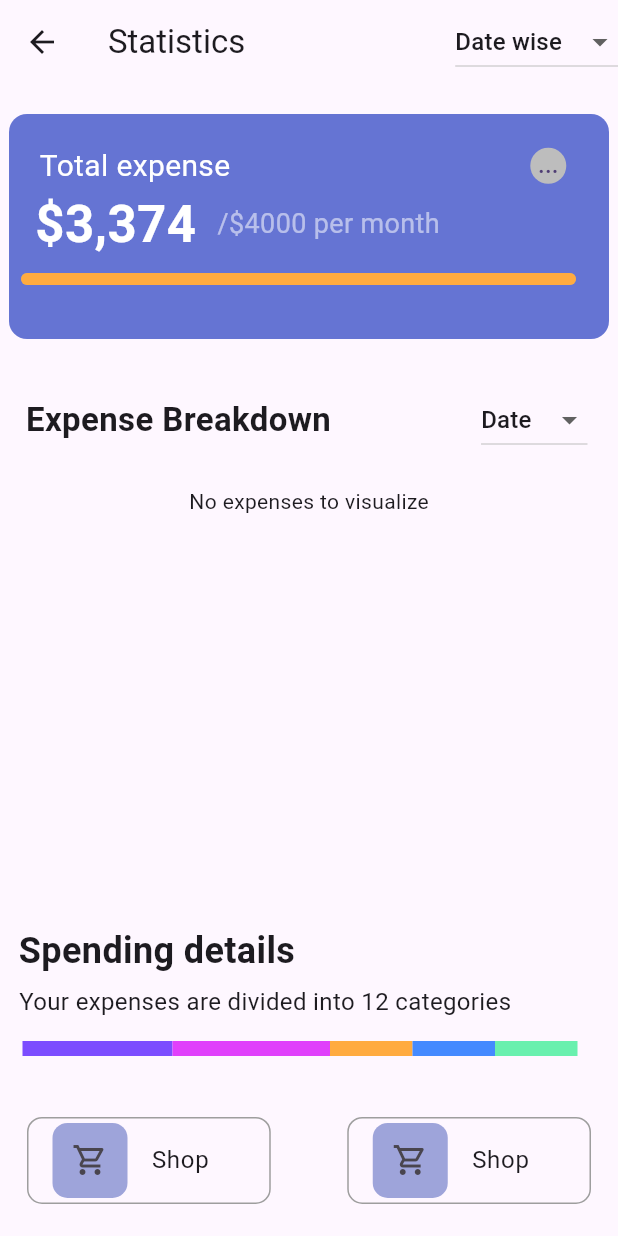
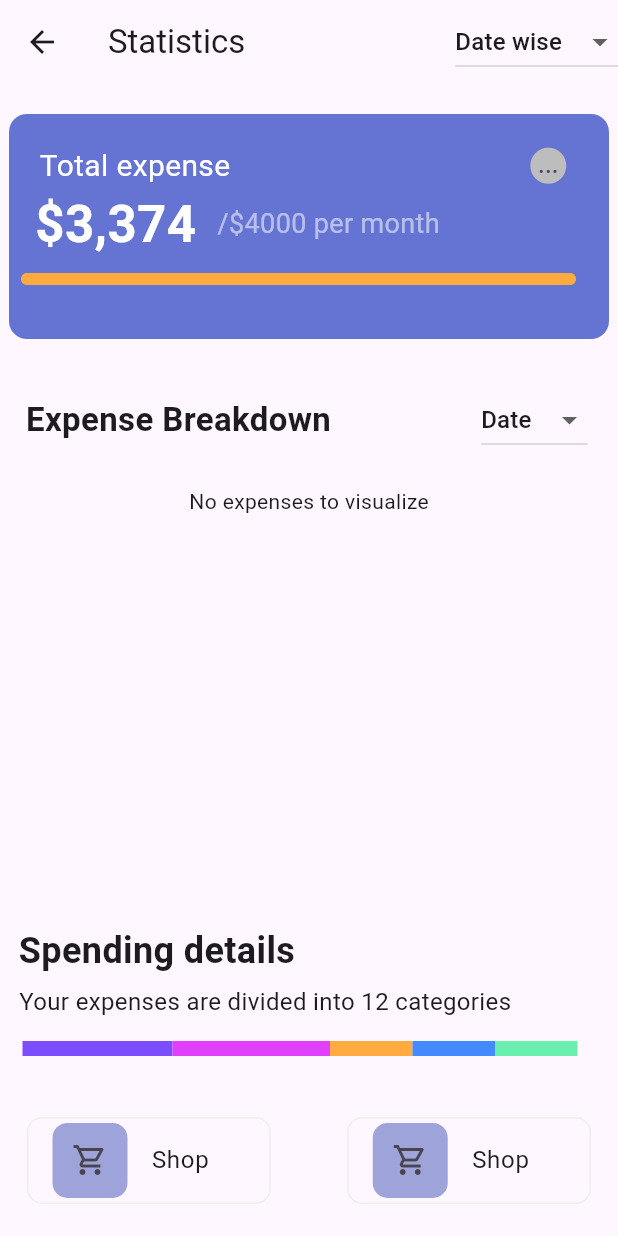
Before and after one commit to Py26009/Main_Expense_App, a Flutter app: the statsPage screen opened directly, on a phone screen of 412 x 824 dp. Run offline on Flutter 3.47's test engine with Material 3 defaults, Android fonts, the light colour scheme and no system bars; our stand-ins replace flutter_bloc, shared_preferences, sqflite; missing offline and left inert: d_chart; accounts and stored records are empty; network calls fail.

Commit message:
code in progress

```diff
--- a/lib/UI/statisticsPage.dart
+++ b/lib/UI/statisticsPage.dart
@@ -262,7 +262,7 @@ import '../Data/local/Models/filter_expense_model.dart';
                  child: Container(
                    decoration: BoxDecoration(
                      borderRadius: BorderRadius.circular(10),
-                     border: Border.all( color: Colors.grey),
+                     border: Border.all( color: Colors.grey.shade200),
                    ),
                    child: ListTile(
                      leading: Container(
```
